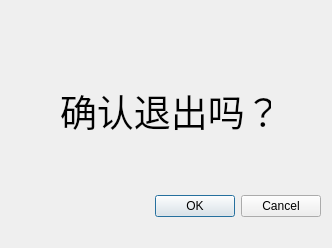
First picture: the form in quitdialog.ui, repository TiBetween/Tetromino, before the edit.
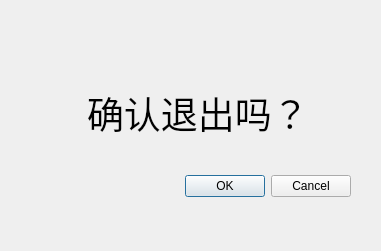
Second picture: the form after the edit.

Patch:
```diff
--- a/quitdialog.ui
+++ b/quitdialog.ui
@@ -6,8 +6,8 @@
    <rect>
     <x>0</x>
     <y>0</y>
-    <width>332</width>
-    <height>248</height>
+    <width>381</width>
+    <height>251</height>
    </rect>
   </property>
   <property name="windowTitle">
@@ -16,8 +16,8 @@
   <widget class="QDialogButtonBox" name="buttonBox">
    <property name="geometry">
     <rect>
-     <x>-20</x>
-     <y>190</y>
+     <x>10</x>
+     <y>170</y>
      <width>341</width>
      <height>32</height>
     </rect>
@@ -29,15 +29,31 @@
     <set>QDialogButtonBox::Cancel|QDialogButtonBox::Ok</set>
    </property>
   </widget>
-  <widget class="QLabel" name="label">
+  <widget class="QWidget" name="">
    <property name="geometry">
     <rect>
-     <x>60</x>
+     <x>10</x>
      <y>80</y>
-     <width>211</width>
-     <height>61</height>
+     <width>376</width>
+     <height>66</height>
     </rect>
    </property>
+   <layout class="QHBoxLayout" name="horizontalLayout">
+    <item>
+     <spacer name="horizontalSpacer">
+      <property name="orientation">
+       <enum>Qt::Horizontal</enum>
+      </property>
+      <property name="sizeHint" stdset="0">
+       <size>
+        <width>40</width>
+        <height>20</height>
+       </size>
+      </property>
+     </spacer>
+    </item>
+    <item>
+     <widget class="QLabel" name="label">
    <property name="font">
     <font>
      <family>Adobe Devanagari</family>
@@ -47,6 +63,22 @@
    <property name="text">
     <string>确认退出吗？</string>
    </property>
+     </widget>
+    </item>
+    <item>
+     <spacer name="horizontalSpacer_2">
+      <property name="orientation">
+       <enum>Qt::Horizontal</enum>
+      </property>
+      <property name="sizeHint" stdset="0">
+       <size>
+        <width>40</width>
+        <height>20</height>
+       </size>
+      </property>
+     </spacer>
+    </item>
+   </layout>
   </widget>
  </widget>
  <resources/>
```
Lines whose indentation alone changed are shown as unchanged.
